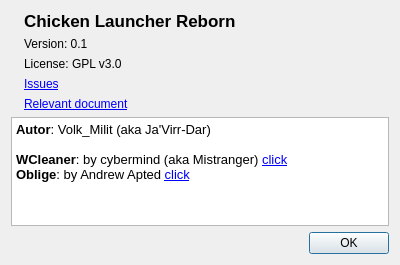
Before: the Qt Designer form src/ui/aboutdialog.ui in VolkMilit/ChickenLauncherReborn, drawn with Qt 5.
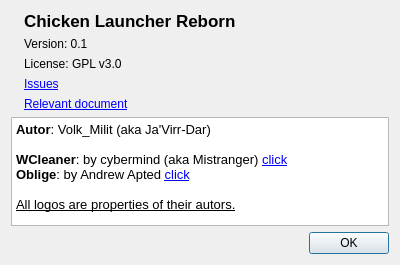
After: the same form once the commit is applied. Icons and pictures are not drawn.

Commit message: update about dialog

Patch:
```diff
--- a/src/ui/aboutdialog.ui
+++ b/src/ui/aboutdialog.ui
@@ -97,7 +97,9 @@
 &lt;p style=&quot; margin-top:0px; margin-bottom:0px; margin-left:0px; margin-right:0px; -qt-block-indent:0; text-indent:0px;&quot;&gt;&lt;span style=&quot; font-weight:600;&quot;&gt;Autor&lt;/span&gt;: Volk_Milit (aka Ja'Virr-Dar)&lt;/p&gt;
 &lt;p style=&quot;-qt-paragraph-type:empty; margin-top:0px; margin-bottom:0px; margin-left:0px; margin-right:0px; -qt-block-indent:0; text-indent:0px;&quot;&gt;&lt;br /&gt;&lt;/p&gt;
 &lt;p style=&quot; margin-top:0px; margin-bottom:0px; margin-left:0px; margin-right:0px; -qt-block-indent:0; text-indent:0px;&quot;&gt;&lt;span style=&quot; font-weight:600;&quot;&gt;WCleaner&lt;/span&gt;: by cybermind (aka Mistranger) &lt;a href=&quot;https://github.com/Mistranger/wcleaner&quot;&gt;&lt;span style=&quot; text-decoration: underline; color:#0000ff;&quot;&gt;click&lt;/span&gt;&lt;/a&gt;&lt;/p&gt;
-&lt;p style=&quot; margin-top:0px; margin-bottom:0px; margin-left:0px; margin-right:0px; -qt-block-indent:0; text-indent:0px;&quot;&gt;&lt;span style=&quot; font-weight:600;&quot;&gt;Oblige&lt;/span&gt;: by Andrew Apted &lt;a href=&quot;http://oblige.sourceforge.net/&quot;&gt;&lt;span style=&quot; text-decoration: underline; color:#0000ff;&quot;&gt;click&lt;/span&gt;&lt;/a&gt;&lt;/p&gt;&lt;/body&gt;&lt;/html&gt;</string>
+&lt;p style=&quot; margin-top:0px; margin-bottom:0px; margin-left:0px; margin-right:0px; -qt-block-indent:0; text-indent:0px;&quot;&gt;&lt;span style=&quot; font-weight:600;&quot;&gt;Oblige&lt;/span&gt;: by Andrew Apted &lt;a href=&quot;http://oblige.sourceforge.net/&quot;&gt;&lt;span style=&quot; text-decoration: underline; color:#0000ff;&quot;&gt;click&lt;/span&gt;&lt;/a&gt;&lt;/p&gt;
+&lt;p style=&quot;-qt-paragraph-type:empty; margin-top:0px; margin-bottom:0px; margin-left:0px; margin-right:0px; -qt-block-indent:0; text-indent:0px; text-decoration: underline; color:#0000ff;&quot;&gt;&lt;br /&gt;&lt;/p&gt;
+&lt;p style=&quot; margin-top:0px; margin-bottom:0px; margin-left:0px; margin-right:0px; -qt-block-indent:0; text-indent:0px;&quot;&gt;&lt;a href=&quot;http://oblige.sourceforge.net/&quot;&gt;&lt;span style=&quot; text-decoration: underline; color:#000000;&quot;&gt;All logos are properties of their autors.&lt;/span&gt;&lt;/a&gt;&lt;/p&gt;&lt;/body&gt;&lt;/html&gt;</string>
      </property>
     </widget>
    </item>
```
